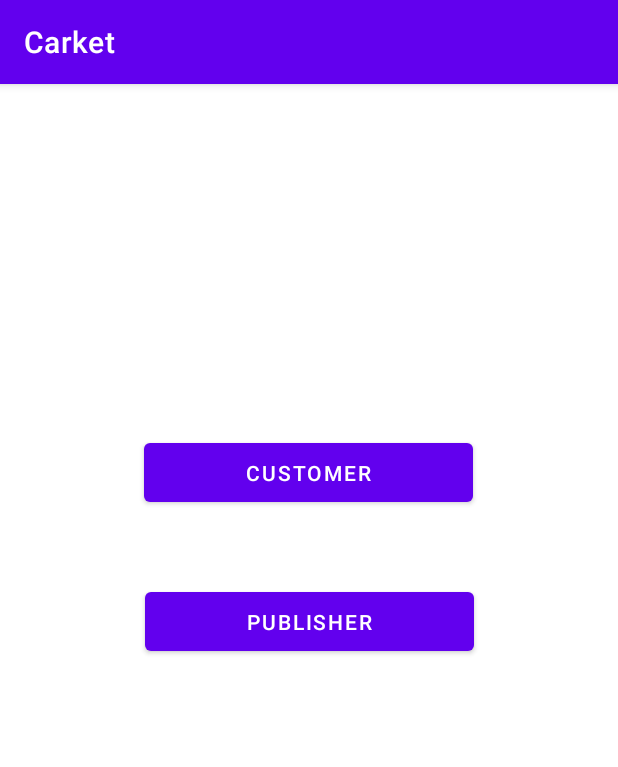
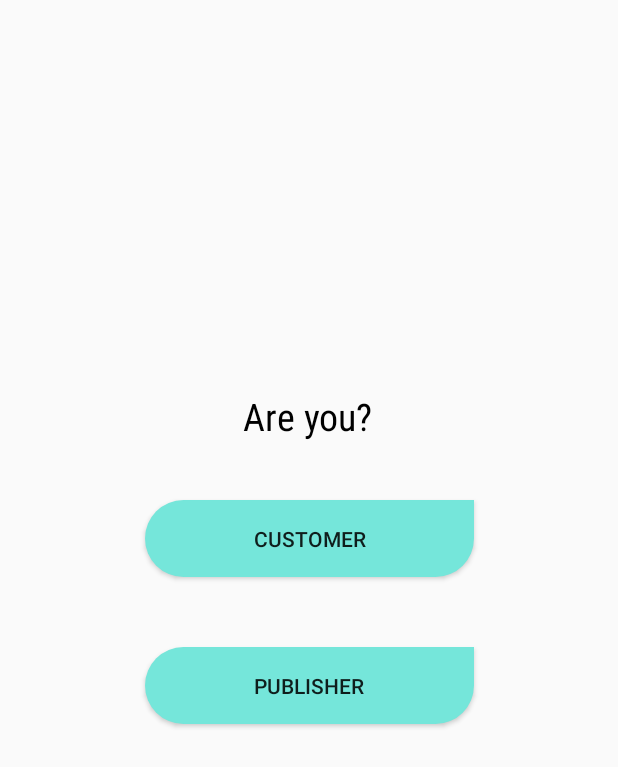
Before and after one commit to ma7moud3zim/Carket-CarMarket, an Android app: the screen it shows after launch (ChooserActivity), on a phone screen of 412 x 824 dp. Shown: the top 767 px of the screen. Run offline under Robolectric (Android 15) with nearby library versions, the phone set to English and light mode, and no system bars.

Commit message:
Simble Design for Chooser Activity Buttons

```diff
--- a/app/build.gradle
+++ b/app/build.gradle
@@ -5,12 +5,12 @@ plugins {
 
 android {
     namespace 'com.carket.carket'
-    compileSdk 32
+    compileSdk 33
 
     defaultConfig {
         applicationId "com.carket.carket"
         minSdk 21
-        targetSdk 32
+        targetSdk 33
         versionCode 1
         versionName "1.0"
 
--- a/app/src/main/AndroidManifest.xml
+++ b/app/src/main/AndroidManifest.xml
@@ -24,7 +24,7 @@
         </activity>
 
         <activity
-            android:name=".BasicActivity"
+            android:name=".BaseActivity"
             android:exported="false" />
 
     </application>
--- a/app/src/main/java/com/carket/carket/BasicActivity.kt
+++ b/app/src/main/java/com/carket/carket/BaseActivity.kt
@@ -3,8 +3,7 @@ package com.carket.carket
 import androidx.appcompat.app.AppCompatActivity
 import android.os.Bundle
 
-open class BasicActivity : AppCompatActivity() {
-
+open class BaseActivity : AppCompatActivity() {
 
     override fun onCreate(savedInstanceState: Bundle?) {
         super.onCreate(savedInstanceState)
--- a/app/src/main/java/com/carket/carket/ChooserActivity.kt
+++ b/app/src/main/java/com/carket/carket/ChooserActivity.kt
@@ -3,7 +3,7 @@ package com.carket.carket
 import androidx.appcompat.app.AppCompatActivity
 import android.os.Bundle
 
-class ChooserActivity : BasicActivity() {
+class ChooserActivity : BaseActivity() {
 
     override fun onCreate(savedInstanceState: Bundle?) {
         super.onCreate(savedInstanceState)
--- /dev/null
+++ b/app/src/main/res/drawable-v24/roundbtn.xml
@@ -0,0 +1,11 @@
+<?xml version="1.0" encoding="utf-8"?>
+<shape xmlns:android=
+    "http://schemas.android.com/apk/res/android">
+    <solid android:color="@color/bluegreen"/>
+
+    <corners
+        android:topLeftRadius="200dp"
+        android:bottomLeftRadius="200dp"
+        android:bottomRightRadius="200dp"
+        />
+</shape>
--- /dev/null
+++ b/app/src/main/res/drawable/roundbtn.xml
@@ -0,0 +1,11 @@
+<?xml version="1.0" encoding="utf-8"?>
+<shape xmlns:android=
+    "http://schemas.android.com/apk/res/android">
+    <solid android:color="@color/bluegreen"/>
+
+    <corners
+        android:topLeftRadius="200dp"
+        android:bottomLeftRadius="200dp"
+        android:bottomRightRadius="200dp"
+        />
+</shape>
--- a/app/src/main/res/layout/activity_chooser.xml
+++ b/app/src/main/res/layout/activity_chooser.xml
@@ -1,32 +1,54 @@
 <?xml version="1.0" encoding="utf-8"?>
-<androidx.constraintlayout.widget.ConstraintLayout xmlns:android="http://schemas.android.com/apk/res/android"
+<androidx.constraintlayout.widget.ConstraintLayout
+    xmlns:android="http://schemas.android.com/apk/res/android"
+
     xmlns:app="http://schemas.android.com/apk/res-auto"
     xmlns:tools="http://schemas.android.com/tools"
     android:layout_width="match_parent"
     android:layout_height="match_parent"
     tools:context=".ChooserActivity">
 
+    <TextView
+        android:id="@+id/questRU"
+        android:layout_width="wrap_content"
+        android:layout_height="wrap_content"
+        android:fontFamily="sans-serif-condensed"
+        android:text="Are you?"
+        android:textColor="@color/black"
+        android:textSize="25dp"
+
+        app:layout_constraintBottom_toTopOf="@+id/goToCus"
+        app:layout_constraintEnd_toEndOf="parent"
+        app:layout_constraintHorizontal_bias="0.498"
+        app:layout_constraintStart_toStartOf="parent"
+        app:layout_constraintTop_toTopOf="parent"
+        app:layout_constraintVertical_bias="0.87" />
+
     <Button
         android:id="@+id/goToCus"
         android:layout_width="219dp"
         android:layout_height="51dp"
-        android:text="Customer"
-        app:layout_constraintBottom_toBottomOf="parent"
+        android:background="@drawable/roundbtn"
+        android:text="@string/cusStr"
+
+        app:layout_constraintBottom_toTopOf="@+id/goToPub"
         app:layout_constraintEnd_toEndOf="parent"
-        app:layout_constraintHorizontal_bias="0.498"
         app:layout_constraintStart_toStartOf="parent"
         app:layout_constraintTop_toTopOf="parent"
-        app:layout_constraintVertical_bias="0.326" />
+        app:layout_constraintVertical_bias="0.878" />
 
     <Button
         android:id="@+id/goToPub"
         android:layout_width="219dp"
         android:layout_height="51dp"
-        android:text="Publisher"
+        android:background="@drawable/roundbtn"
+        android:text="@string/pubStr"
+
         app:layout_constraintBottom_toBottomOf="parent"
         app:layout_constraintEnd_toEndOf="parent"
         app:layout_constraintStart_toStartOf="parent"
         app:layout_constraintTop_toTopOf="parent"
-        app:layout_constraintVertical_bias="0.464" />
+        app:layout_constraintVertical_bias="0.558" />
+
 
 </androidx.constraintlayout.widget.ConstraintLayout>
--- a/app/src/main/res/values-night/themes.xml
+++ /dev/null
@@ -1,16 +0,0 @@
-<resources xmlns:tools="http://schemas.android.com/tools">
-    <!-- Base application theme. -->
-    <style name="Theme.Carket" parent="Theme.MaterialComponents.DayNight.DarkActionBar">
-        <!-- Primary brand color. -->
-        <item name="colorPrimary">@color/purple_200</item>
-        <item name="colorPrimaryVariant">@color/purple_700</item>
-        <item name="colorOnPrimary">@color/black</item>
-        <!-- Secondary brand color. -->
-        <item name="colorSecondary">@color/teal_200</item>
-        <item name="colorSecondaryVariant">@color/teal_200</item>
-        <item name="colorOnSecondary">@color/black</item>
-        <!-- Status bar color. -->
-        <item name="android:statusBarColor">?attr/colorPrimaryVariant</item>
-        <!-- Customize your theme here. -->
-    </style>
-</resources>
--- a/app/src/main/res/values/colors.xml
+++ b/app/src/main/res/values/colors.xml
@@ -7,4 +7,9 @@
     <color name="teal_700">#FF018786</color>
     <color name="black">#FF000000</color>
     <color name="white">#FFFFFFFF</color>
+    <color name= "navy">#05445E</color>
+    <color name= "grotto">#189AB4</color>
+    <color name= "midnight">#41729F</color>
+    <color name= "bluegreen">#75E6DA</color>
+    <color name= "babyblue">#D4F1F4</color>
 </resources>
--- a/app/src/main/res/values/strings.xml
+++ b/app/src/main/res/values/strings.xml
@@ -1,3 +1,6 @@
 <resources>
     <string name="app_name">Carket</string>
+    <string name="cusStr">Customer</string>
+    <string name="pubStr">Publisher</string>
+
 </resources>
--- a/app/src/main/res/values/themes.xml
+++ b/app/src/main/res/values/themes.xml
@@ -1,6 +1,6 @@
 <resources xmlns:tools="http://schemas.android.com/tools">
     <!-- Base application theme. -->
-    <style name="Theme.Carket" parent="Theme.MaterialComponents.DayNight.DarkActionBar">
+    <style name="Theme.Carket" parent="Theme.AppCompat.Light.NoActionBar">
         <!-- Primary brand color. -->
         <item name="colorPrimary">@color/purple_500</item>
         <item name="colorPrimaryVariant">@color/purple_700</item>
```
